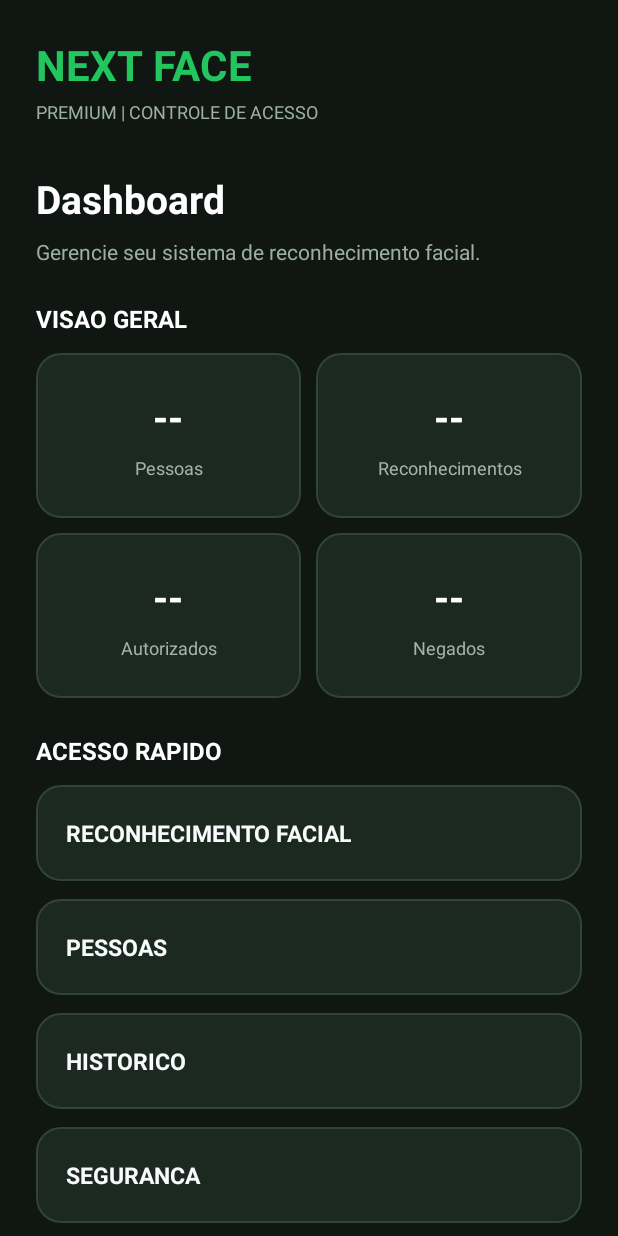
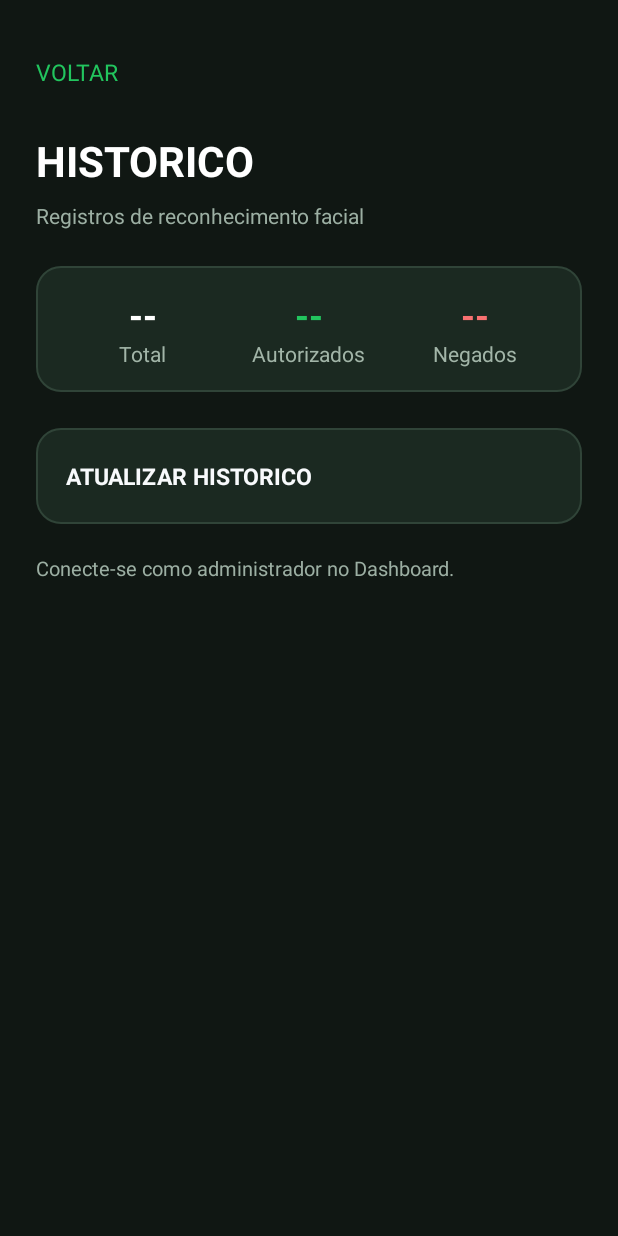
Before and after one commit to marcola123-pixel/Reconhecedor-facial-IA-Parte2, an Android app: the screen it shows after launch (DashboardActivity before the commit, HistoricoActivity after it), after a tap on "HISTORICO", on a phone screen of 412 x 824 dp. Run offline under Robolectric (Android 15) with nearby library versions, the phone set to English and light mode, and no system bars; 2 other taps on this screen came first.

Commit message:
feat(android): historico funcional com horario local

```diff
--- a/android/app/src/main/AndroidManifest.xml
+++ b/android/app/src/main/AndroidManifest.xml
@@ -13,5 +13,6 @@
     <activity android:name=".MainActivity" android:exported="false" android:windowSoftInputMode="adjustResize" />
     <activity android:name=".PessoasActivity" android:exported="false" />
     <activity android:name=".CadastroPessoaActivity" android:exported="false" />
+      <activity android:name=".HistoricoActivity" android:exported="false" />
   </application>
 </manifest>
--- a/android/app/src/main/java/br/ufms/portaria/DashboardActivity.kt
+++ b/android/app/src/main/java/br/ufms/portaria/DashboardActivity.kt
@@ -22,7 +22,9 @@ class DashboardActivity : AppCompatActivity() {
         findViewById<TextView>(R.id.btnPessoas).setOnClickListener {
             startActivity(Intent(this, PessoasActivity::class.java))
         }
-        configurarBotao(R.id.btnHistorico, "Historico")
+        findViewById<TextView>(R.id.btnHistorico).setOnClickListener {
+            startActivity(Intent(this, HistoricoActivity::class.java))
+        }
         configurarBotao(R.id.btnSeguranca, "Seguranca")
         configurarBotao(R.id.btnConfiguracoes, "Configuracoes")
 
--- /dev/null
+++ b/android/app/src/main/res/layout/activity_historico.xml
@@ -0,0 +1,143 @@
+<?xml version="1.0" encoding="utf-8"?>
+<ScrollView xmlns:android="http://schemas.android.com/apk/res/android"
+    android:layout_width="match_parent"
+    android:layout_height="match_parent"
+    android:background="#101713"
+    android:fillViewport="true">
+
+    <LinearLayout
+        android:layout_width="match_parent"
+        android:layout_height="wrap_content"
+        android:orientation="vertical"
+        android:padding="24dp">
+
+        <TextView
+            android:id="@+id/historicoVoltar"
+            android:layout_width="match_parent"
+            android:layout_height="48dp"
+            android:gravity="center_vertical"
+            android:text="VOLTAR"
+            android:textColor="#22C55E"
+            android:textSize="15sp"
+            android:clickable="true"
+            android:focusable="true" />
+
+        <TextView
+            android:layout_width="match_parent"
+            android:layout_height="wrap_content"
+            android:layout_marginTop="16dp"
+            android:text="HISTORICO"
+            android:textColor="#FFFFFF"
+            android:textSize="28sp"
+            android:textStyle="bold" />
+
+        <TextView
+            android:layout_width="match_parent"
+            android:layout_height="wrap_content"
+            android:layout_marginTop="8dp"
+            android:text="Registros de reconhecimento facial"
+            android:textColor="#9CAFA3"
+            android:textSize="14sp" />
+
+        <LinearLayout
+            android:layout_width="match_parent"
+            android:layout_height="wrap_content"
+            android:layout_marginTop="24dp"
+            android:orientation="horizontal"
+            android:background="@drawable/bg_premium_card"
+            android:padding="16dp">
+
+            <LinearLayout
+                android:layout_width="0dp"
+                android:layout_height="wrap_content"
+                android:layout_weight="1"
+                android:orientation="vertical"
+                android:gravity="center">
+
+                <TextView
+                    android:id="@+id/historicoTotal"
+                    android:layout_width="wrap_content"
+                    android:layout_height="wrap_content"
+                    android:text="--"
+                    android:textColor="#FFFFFF"
+                    android:textSize="24sp"
+                    android:textStyle="bold" />
+
+                <TextView
+                    android:layout_width="wrap_content"
+                    android:layout_height="wrap_content"
+                    android:text="Total"
+                    android:textColor="#A2B5A8" />
+            </LinearLayout>
+
+            <LinearLayout
+                android:layout_width="0dp"
+                android:layout_height="wrap_content"
+                android:layout_weight="1"
+                android:orientation="vertical"
+                android:gravity="center">
+
+                <TextView
+                    android:id="@+id/historicoAutorizados"
+                    android:layout_width="wrap_content"
+                    android:layout_height="wrap_content"
+                    android:text="--"
+                    android:textColor="#22C55E"
+                    android:textSize="24sp"
+                    android:textStyle="bold" />
+
+                <TextView
+                    android:layout_width="wrap_content"
+                    android:layout_height="wrap_content"
+                    android:text="Autorizados"
+                    android:textColor="#A2B5A8" />
+            </LinearLayout>
+
+            <LinearLayout
+                android:layout_width="0dp"
+                android:layout_height="wrap_content"
+                android:layout_weight="1"
+                android:orientation="vertical"
+                android:gravity="center">
+
+                <TextView
+                    android:id="@+id/historicoNegados"
+                    android:layout_width="wrap_content"
+                    android:layout_height="wrap_content"
+                    android:text="--"
+                    android:textColor="#F87171"
+                    android:textSize="24sp"
+                    android:textStyle="bold" />
+
+                <TextView
+                    android:layout_width="wrap_content"
+                    android:layout_height="wrap_content"
+                    android:text="Negados"
+                    android:textColor="#A2B5A8" />
+            </LinearLayout>
+        </LinearLayout>
+
+        <TextView
+            android:id="@+id/historicoAtualizar"
+            style="@style/PremiumMenuCard"
+            android:layout_marginTop="24dp"
+            android:text="ATUALIZAR HISTORICO" />
+
+        <TextView
+            android:id="@+id/historicoStatus"
+            android:layout_width="match_parent"
+            android:layout_height="wrap_content"
+            android:layout_marginTop="8dp"
+            android:layout_marginBottom="20dp"
+            android:text="Aguardando..."
+            android:textColor="#9CAFA3"
+            android:textSize="13sp" />
+
+        <LinearLayout
+            android:id="@+id/historicoLista"
+            android:layout_width="match_parent"
+            android:layout_height="wrap_content"
+            android:orientation="vertical" />
+
+    </LinearLayout>
+</ScrollView>
```
Also changed, not shown: android/app/src/main/java/br/ufms/portaria/HistoricoActivity.kt (added, +199 -0 lines), android/app/src/main/java/br/ufms/portaria/HistoricoApi.kt (added, +104 -0 lines).
